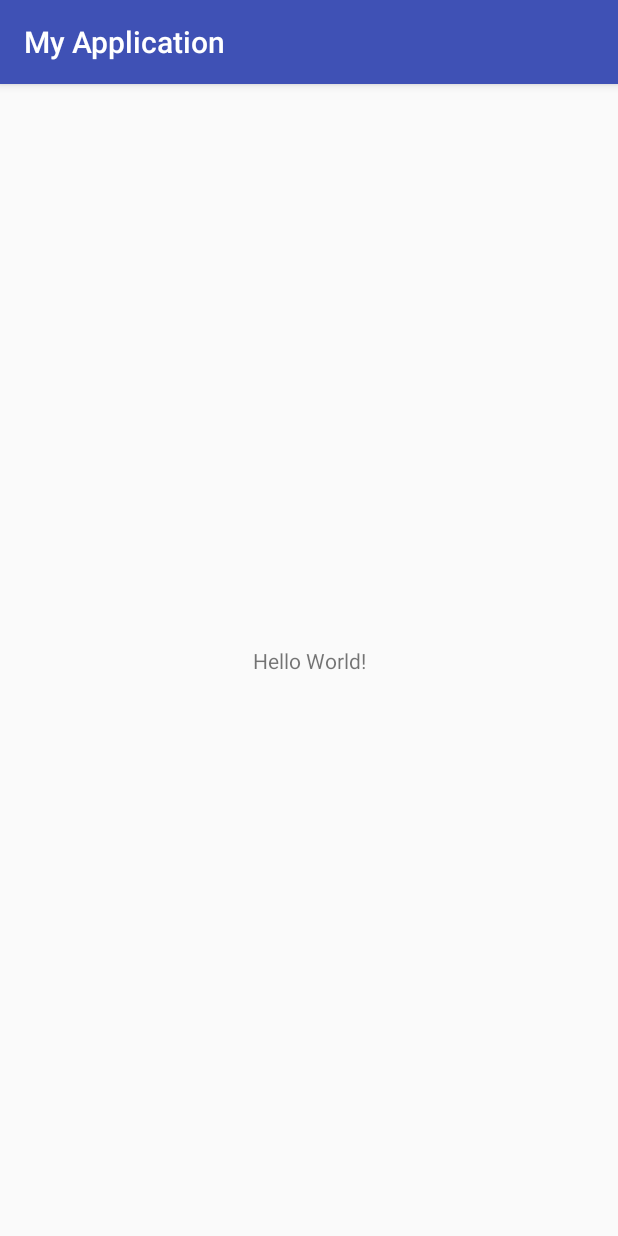
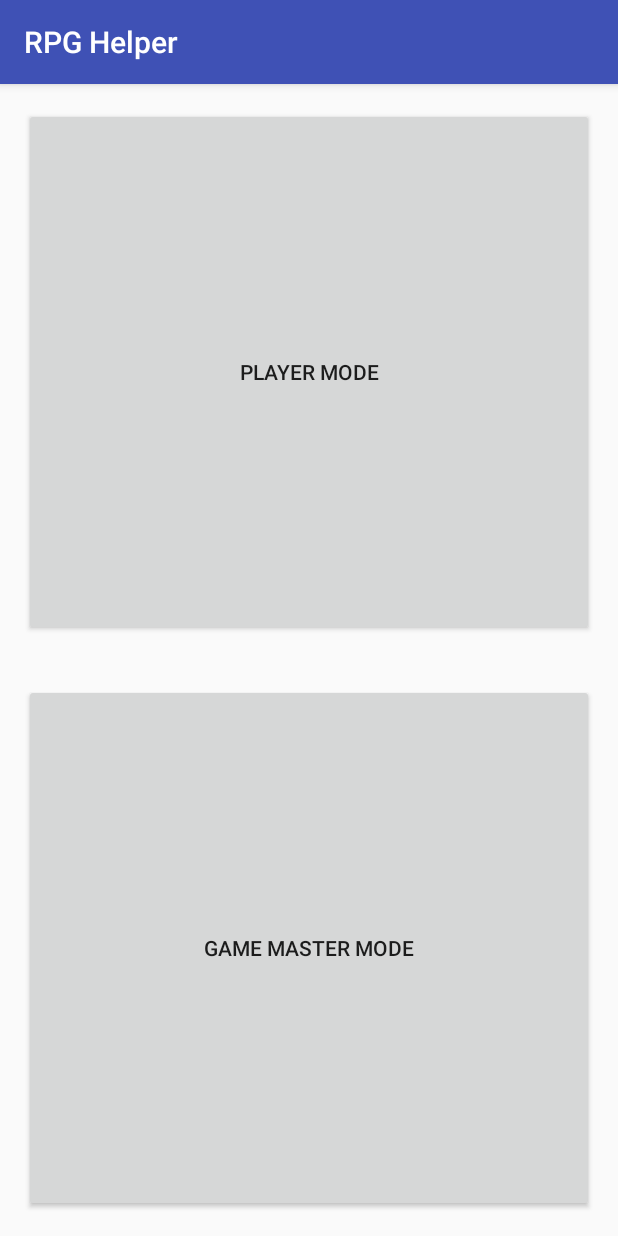
Before and after one commit to Axelilovic/ProjectJDR, an Android app: the screen it shows after launch (Main_Menu_Activity), on a phone screen of 412 x 824 dp. Run offline under Robolectric (Android 15) with nearby library versions, the phone set to English and light mode, and no system bars.

Commit message:
Main menu screen: Buttons link to main_activity with intent (user type)

```diff
--- a/app/src/main/res/layout/activity_main_menu.xml
+++ b/app/src/main/res/layout/activity_main_menu.xml
@@ -6,13 +6,33 @@
     android:layout_height="match_parent"
     tools:context="jdr.projet.myapplication.Main_Menu_Activity">
 
-    <TextView
-        android:layout_width="wrap_content"
-        android:layout_height="wrap_content"
-        android:text="Hello World!"
-        app:layout_constraintBottom_toBottomOf="parent"
-        app:layout_constraintLeft_toLeftOf="parent"
-        app:layout_constraintRight_toRightOf="parent"
+    <Button
+        android:id="@+id/button_player_mode"
+        android:layout_width="0dp"
+        android:layout_height="0dp"
+        android:layout_marginBottom="16dp"
+        android:layout_marginEnd="16dp"
+        android:layout_marginStart="16dp"
+        android:layout_marginTop="16dp"
+        android:text="Player Mode"
+        app:layout_constraintBottom_toTopOf="@+id/button_gamemaster_mode"
+        app:layout_constraintEnd_toEndOf="parent"
+        app:layout_constraintHorizontal_bias="0.5"
+        app:layout_constraintStart_toStartOf="parent"
         app:layout_constraintTop_toTopOf="parent" />
 
+    <Button
+        android:id="@+id/button_gamemaster_mode"
+        android:layout_width="0dp"
+        android:layout_height="0dp"
+        android:layout_marginBottom="16dp"
+        android:layout_marginEnd="16dp"
+        android:layout_marginStart="16dp"
+        android:layout_marginTop="16dp"
+        android:text="Game Master Mode"
+        app:layout_constraintBottom_toBottomOf="parent"
+        app:layout_constraintEnd_toEndOf="parent"
+        app:layout_constraintHorizontal_bias="0.5"
+        app:layout_constraintStart_toStartOf="parent"
+        app:layout_constraintTop_toBottomOf="@+id/button_player_mode" />
 </android.support.constraint.ConstraintLayout>
--- a/app/src/main/res/values/strings.xml
+++ b/app/src/main/res/values/strings.xml
@@ -1,6 +1,6 @@
 <resources>
-    <string name="app_name">My Application</string>
-    <string name="title_activity_fragment_test">FragmentActivityTest</string>
+    <string name="app_name">RPG Helper</string>
+    <string name="title_activity_main">MainActivity</string>
     <string name="title_home">Home</string>
     <string name="title_dashboard">Dashboard</string>
     <string name="title_notifications">Notifications</string>
```
Also changed, not shown: app/src/main/AndroidManifest.xml (+8 -0 lines), app/src/main/java/jdr/projet/myapplication/Classes/Enumerations.java (added, +12 -0 lines), app/src/main/java/jdr/projet/myapplication/MainActivity.java (added, +61 -0 lines), app/src/main/java/jdr/projet/myapplication/Main_Menu_Activity.java (+32 -1 lines), app/src/main/res/layout/activity_main.xml (added, +33 -0 lines).
